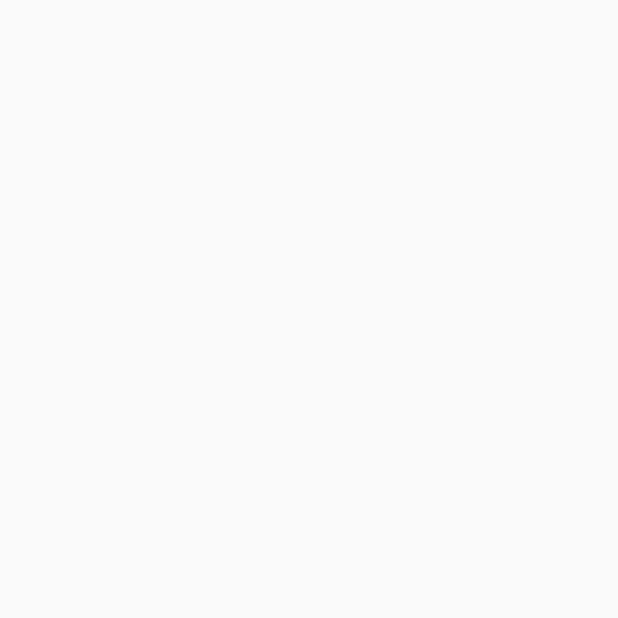
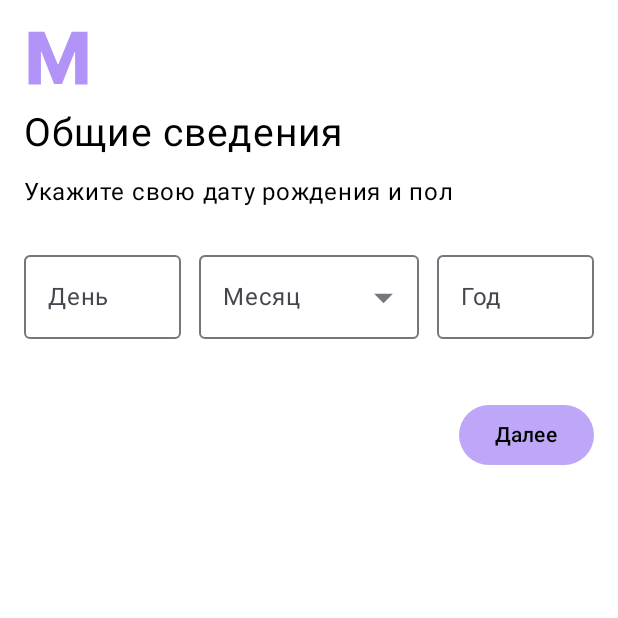
Before and after one commit to Nevratov/Matur, an Android app built with Jetpack Compose: the screen it shows after launch (MainActivity), on a phone screen of 412 x 824 dp, the top half of it. Before the commit the part shown is empty. Run offline under Robolectric (Android 15) with nearby library versions, the phone set to English and light mode, and no system bars.

Commit message:
Register screen - step 2 (birthdate) created

```diff
--- a/app/src/main/java/com/nevratov/matur/MainActivity.kt
+++ b/app/src/main/java/com/nevratov/matur/MainActivity.kt
@@ -11,6 +11,7 @@ import androidx.compose.runtime.Composable
 import androidx.compose.ui.Modifier
 import androidx.compose.ui.tooling.preview.Preview
 import com.nevratov.matur.presentation.main.RegisterScreen
+import com.nevratov.matur.presentation.main.RegisterScreenDate
 import com.nevratov.matur.ui.theme.MaturTheme
 
 class MainActivity : ComponentActivity() {
@@ -18,7 +19,7 @@ class MainActivity : ComponentActivity() {
         super.onCreate(savedInstanceState)
         setContent {
             MaturTheme {
-
+                RegisterScreenDate()
             }
         }
     }
--- /dev/null
+++ b/app/src/main/java/com/nevratov/matur/presentation/main/RegisterScreenDate.kt
@@ -0,0 +1,232 @@
+package com.nevratov.matur.presentation.main
+
+import androidx.compose.foundation.Image
+import androidx.compose.foundation.background
+import androidx.compose.foundation.clickable
+import androidx.compose.foundation.layout.Arrangement
+import androidx.compose.foundation.layout.Column
+import androidx.compose.foundation.layout.Row
+import androidx.compose.foundation.layout.RowScope
+import androidx.compose.foundation.layout.Spacer
+import androidx.compose.foundation.layout.fillMaxSize
+import androidx.compose.foundation.layout.fillMaxWidth
+import androidx.compose.foundation.layout.height
+import androidx.compose.foundation.layout.padding
+import androidx.compose.foundation.layout.size
+import androidx.compose.foundation.layout.width
+import androidx.compose.foundation.selection.selectable
+import androidx.compose.foundation.selection.selectableGroup
+import androidx.compose.foundation.text.KeyboardActions
+import androidx.compose.foundation.text.KeyboardOptions
+import androidx.compose.material.icons.Icons
+import androidx.compose.material.icons.filled.ArrowDropDown
+import androidx.compose.material3.AlertDialog
+import androidx.compose.material3.Button
+import androidx.compose.material3.ButtonDefaults
+import androidx.compose.material3.ExperimentalMaterial3Api
+import androidx.compose.material3.Icon
+import androidx.compose.material3.MaterialTheme
+import androidx.compose.material3.OutlinedTextField
+import androidx.compose.material3.OutlinedTextFieldDefaults
+import androidx.compose.material3.RadioButton
+import androidx.compose.material3.Text
+import androidx.compose.runtime.Composable
+import androidx.compose.runtime.getValue
+import androidx.compose.runtime.mutableStateOf
+import androidx.compose.runtime.remember
+import androidx.compose.runtime.saveable.rememberSaveable
+import androidx.compose.runtime.setValue
+import androidx.compose.ui.Alignment
+import androidx.compose.ui.Modifier
+import androidx.compose.ui.graphics.Color
+import androidx.compose.ui.platform.LocalFocusManager
+import androidx.compose.ui.res.painterResource
+import androidx.compose.ui.res.stringResource
+import androidx.compose.ui.semantics.Role
+import androidx.compose.ui.text.input.ImeAction
+import androidx.compose.ui.text.input.KeyboardType
+import androidx.compose.ui.tooling.preview.Preview
+import androidx.compose.ui.unit.dp
+import androidx.compose.ui.unit.sp
+import com.nevratov.matur.R
+import com.nevratov.matur.ui.theme.MaturTheme
+
+
+@Composable
+fun RegisterScreenDate() {
+
+    Column(
+        modifier = Modifier
+            .fillMaxSize()
+            .background(MaterialTheme.colorScheme.background)
+            .padding(16.dp)
+    ) {
+        Image(
+            painter = painterResource(id = R.drawable.logo_m),
+            contentDescription = stringResource(R.string.logo_matur_description)
+        )
+        Spacer(modifier = Modifier.height(12.dp))
+        Text(text = "Общие сведения", fontSize = 26.sp)
+        Spacer(modifier = Modifier.height(12.dp))
+        Text(text = "Укажите свою дату рождения и пол", fontSize = 16.sp)
+        Spacer(modifier = Modifier.height(22.dp))
+        Row(
+            modifier = Modifier.fillMaxWidth(),
+            horizontalArrangement = Arrangement.Absolute.SpaceBetween
+        ) {
+            DayTextField()
+            Spacer(modifier = Modifier.width(12.dp))
+            MonthTextField()
+            Spacer(modifier = Modifier.width(12.dp))
+            YearTextField()
+        }
+        Spacer(modifier = Modifier.height(40.dp))
+
+        Row(modifier = Modifier.fillMaxWidth(), horizontalArrangement = Arrangement.End) {
+            Button(
+                onClick = { },
+                colors = ButtonDefaults.buttonColors(containerColor = MaterialTheme.colorScheme.secondary)
+            ) {
+                Text(text = stringResource(R.string.next_label))
+            }
+        }
+
+
+    }
+}
+
+@Composable
+fun RowScope.DayTextField() {
+    var text by rememberSaveable { mutableStateOf("") }
+
+    OutlinedTextField(
+        modifier = Modifier.weight(1f),
+        value = text,
+        onValueChange = { text = it },
+        keyboardOptions = KeyboardOptions.Default.copy(keyboardType = KeyboardType.Number),
+        singleLine = true,
+        colors = OutlinedTextFieldDefaults.colors(
+            focusedTextColor = MaterialTheme.colorScheme.onPrimary,
+            unfocusedTextColor = MaterialTheme.colorScheme.primary
+        ),
+        label = { Text(text = stringResource(R.string.day_label)) }
+    )
+}
+
+@OptIn(ExperimentalMaterial3Api::class)
+@Composable
+fun RowScope.MonthTextField() {
+    var text by rememberSaveable { mutableStateOf("") }
+    val openDialog = remember { mutableStateOf(false) }
+
+
+        OutlinedTextField(
+            modifier = Modifier
+                .weight(1.4f)
+                .padding(0.dp)
+                .clickable { openDialog.value = true }
+            ,
+            value = text,
+            enabled = false,
+            keyboardOptions = KeyboardOptions.Default.copy(imeAction = ImeAction.None),
+            singleLine = true,
+            onValueChange = { text = it },
+            colors = OutlinedTextFieldDefaults.colors(
+                disabledBorderColor = MaterialTheme.colorScheme.outline,
+                disabledContainerColor = MaterialTheme.colorScheme.background,
+                disabledTextColor = MaterialTheme.colorScheme.primary,
+                disabledLabelColor = MaterialTheme.colorScheme.onSurfaceVariant,
+                disabledTrailingIconColor = MaterialTheme.colorScheme.outline,
+
+            ),
+            label = { Text(
+                modifier = Modifier.clickable { openDialog.value = true },
+                text = stringResource(R.string.month_label)
+            ) },
+            trailingIcon = {
+                Icon(
+                    imageVector = Icons.Default.ArrowDropDown,
+                    contentDescription = null,
+                    modifier = Modifier
+                        .size(30.dp)
+                        .clickable { openDialog.value = true }
+                )
+            }
+        )
+
+
+
+    if (openDialog.value) {
+        AlertDialog(
+            onDismissRequest = { openDialog.value = false },
+            modifier = Modifier.background(Color.White)
+
+        ) {
+            val months = arrayOf("Январь", "Февраль", "Март", "Апрель", "Май", "Июнь", "Июль", "Август", "Сетнябрь", "Октябрь", "Ноябрь", "Декабрь")
+            var selectedOption by rememberSaveable { mutableStateOf(months[0]) }
+
+            Column(modifier = Modifier.selectableGroup()) {
+                months.forEach { month ->
+                    Row(modifier = Modifier
+                        .fillMaxWidth()
+                        .height(52.dp)
+                        .selectable(
+                            selected = text == selectedOption,
+                            onClick = {
+                                selectedOption = month
+                                text = month
+                                openDialog.value = false
+                            },
+                            role = Role.Button
+                        )
+                        .padding(16.dp),
+                        verticalAlignment = Alignment.CenterVertically
+                    ) {
+                        RadioButton(
+                            selected = text == selectedOption,
+                            onClick = {
+                                selectedOption = month
+                                text = month
+                                openDialog.value = false
+                            }
+                        )
+                        Text(
+                            text = month,
+                            style = MaterialTheme.typography.bodyLarge,
+                            modifier = Modifier.padding(start = 16.dp)
+                        )
+
+                    }
+                }
+            }
+        }
+    }
+}
+
+@Composable
+fun RowScope.YearTextField() {
+    var text by rememberSaveable { mutableStateOf("") }
+
+    OutlinedTextField(
+        modifier = Modifier.weight(1f),
+        value = text,
+        onValueChange = { text = it },
+        keyboardOptions = KeyboardOptions.Default.copy(keyboardType = KeyboardType.Number),
+        colors = OutlinedTextFieldDefaults.colors(
+            focusedTextColor = MaterialTheme.colorScheme.onPrimary,
+            unfocusedTextColor = MaterialTheme.colorScheme.secondary
+        ),
+        singleLine = true,
+        label = { Text(text = stringResource(R.string.year_label)) }
+    )
+}
+
+
+
+@Preview
+@Composable
+fun Prev() {
+    MaturTheme(darkTheme = false) {
+        RegisterScreenDate()
+    }
+}
--- a/app/src/main/java/com/nevratov/matur/ui/theme/Color.kt
+++ b/app/src/main/java/com/nevratov/matur/ui/theme/Color.kt
@@ -9,3 +9,7 @@ val Pink80 = Color(0xFFEFB8C8)
 val Purple40 = Color(0xFF6650a4)
 val PurpleGrey40 = Color(0xFF625b71)
 val Pink40 = Color(0xFF7D5260)
+
+val MaturColorPrimary = Color(0xFFB294F9)
+val MaturColorLight = Color(0xFFBEA6F8)
+val MaturColorDark = Color(0xFF895AF8)
--- a/app/src/main/java/com/nevratov/matur/ui/theme/Theme.kt
+++ b/app/src/main/java/com/nevratov/matur/ui/theme/Theme.kt
@@ -1,30 +1,37 @@
 package com.nevratov.matur.ui.theme
 
 import android.app.Activity
-import android.os.Build
 import androidx.compose.foundation.isSystemInDarkTheme
 import androidx.compose.material3.MaterialTheme
 import androidx.compose.material3.darkColorScheme
-import androidx.compose.material3.dynamicDarkColorScheme
-import androidx.compose.material3.dynamicLightColorScheme
 import androidx.compose.material3.lightColorScheme
 import androidx.compose.runtime.Composable
 import androidx.compose.runtime.SideEffect
+import androidx.compose.ui.graphics.Color
 import androidx.compose.ui.graphics.toArgb
-import androidx.compose.ui.platform.LocalContext
 import androidx.compose.ui.platform.LocalView
 import androidx.core.view.WindowCompat
 
 private val DarkColorScheme = darkColorScheme(
-    primary = Purple80,
-    secondary = PurpleGrey80,
-    tertiary = Pink80
+    primary = MaturColorPrimary,
+    secondary = MaturColorLight,
+    tertiary = MaturColorDark,
+
+    onPrimary = Color.White,
+    background = Color.Black,
+    onBackground = Color.White
 )
 
 private val LightColorScheme = lightColorScheme(
-    primary = Purple40,
-    secondary = PurpleGrey40,
-    tertiary = Pink40
+    primary = MaturColorPrimary,
+    secondary = MaturColorLight,
+    tertiary = MaturColorDark,
+
+    onPrimary = Color.Black,
+    background = Color.White,
+    onBackground = Color.Black
+
+
 
     /* Other default colors to override
     background = Color(0xFFFFFBFE),
@@ -40,16 +47,9 @@ private val LightColorScheme = lightColorScheme(
 @Composable
 fun MaturTheme(
     darkTheme: Boolean = isSystemInDarkTheme(),
-    // Dynamic color is available on Android 12+
-    dynamicColor: Boolean = true,
     content: @Composable () -> Unit
 ) {
     val colorScheme = when {
-        dynamicColor && Build.VERSION.SDK_INT >= Build.VERSION_CODES.S -> {
-            val context = LocalContext.current
-            if (darkTheme) dynamicDarkColorScheme(context) else dynamicLightColorScheme(context)
-        }
-
         darkTheme -> DarkColorScheme
         else -> LightColorScheme
     }
--- a/app/src/main/res/drawable/logo_m.xml
+++ b/app/src/main/res/drawable/logo_m.xml
@@ -7,10 +7,7 @@
     <clip-path
         android:pathData="M0,0h45v45h-45z"/>
     <path
-        android:pathData="M0,0h45v45h-45z"
-        android:fillColor="#ffffff"/>
-    <path
         android:pathData="M2.994,5.091H13.443L22.306,26.705H22.715L31.579,5.091H42.028V40H33.812V18.557H33.522L25.136,39.778H19.886L11.499,18.438H11.21V40H2.994V5.091Z"
-        android:fillColor="#C81FB7"/>
+        android:fillColor="#B294F9"/>
   </group>
 </vector>
--- a/app/src/main/res/values/strings.xml
+++ b/app/src/main/res/values/strings.xml
@@ -6,4 +6,7 @@
     <string name="name_label">Имя</string>
     <string name="next_label">Далее</string>
     <string name="logo_matur_description">logo Matur</string>
+    <string name="day_label">День</string>
+    <string name="month_label">Месяц</string>
+    <string name="year_label">Год</string>
 </resources>
```
